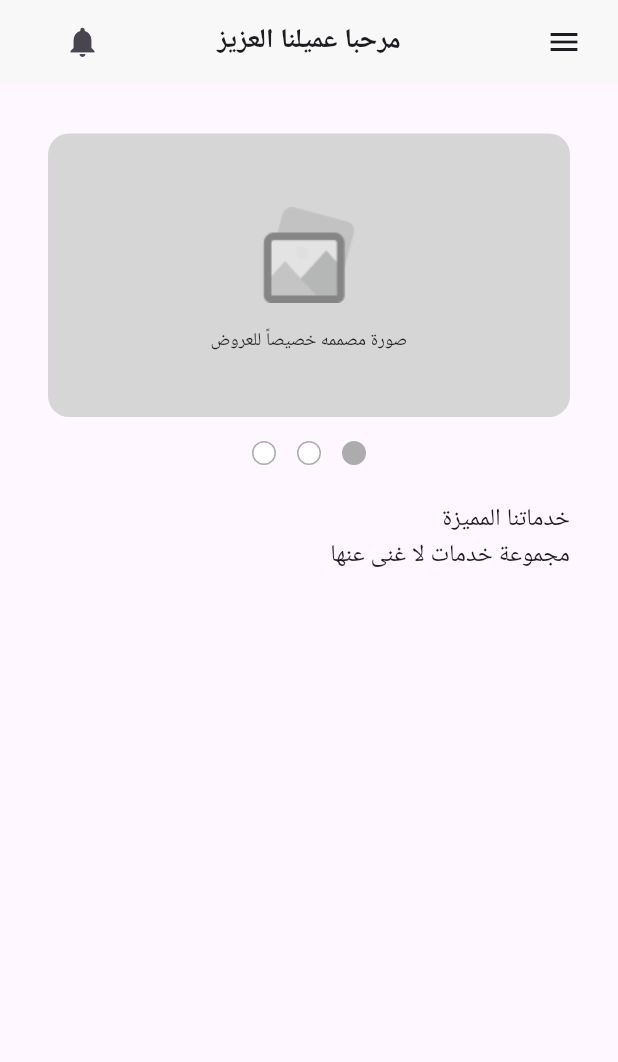
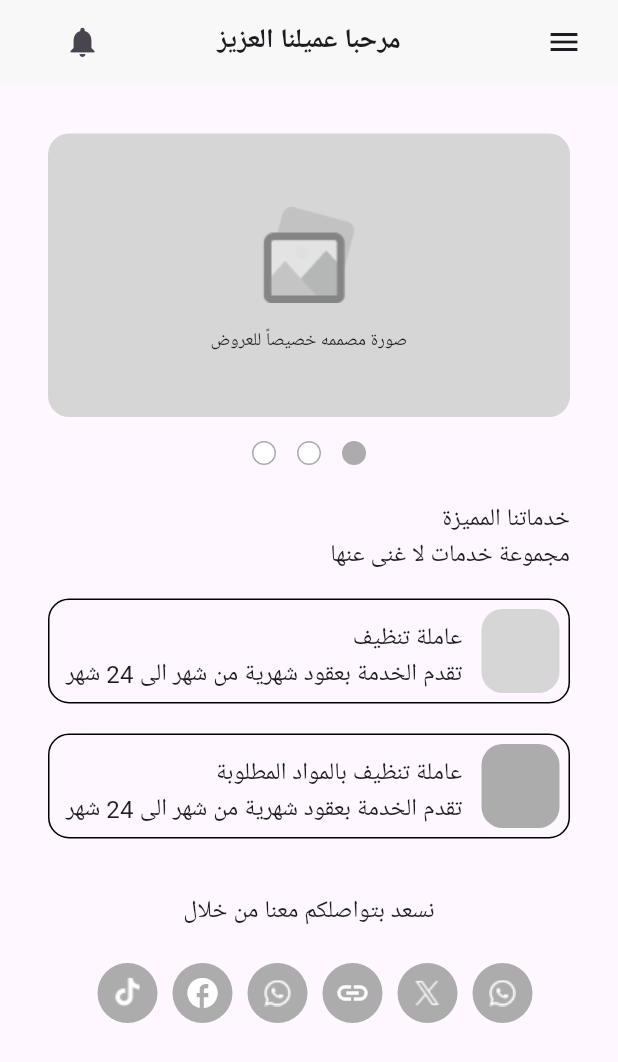
Before and after one commit to Salma-Ahmed3/ThePlattForm, a Flutter app: the screen it shows after launch, on a phone screen of 412 x 824 dp. Shown: the top 1062 px of the screen. Run offline on Flutter 3.47's test engine with Material 3 defaults, Android fonts, the phone set to English and light mode, and no system bars; Roboto replaces fonts that are missing (Alexandria).

Commit message:
update social medi icons

```diff
--- /dev/null
+++ b/lib/Feauters/Home/Presentation/Views/Widgets/distinguished_services.dart
@@ -0,0 +1,22 @@
+import 'package:flutter/material.dart';
+import 'package:nowproject/core/utils/app_text_style.dart';
+
+class DistinguishedServices extends StatelessWidget {
+  const DistinguishedServices({super.key});
+
+  @override
+  Widget build(BuildContext context) {
+    return const Column(
+      children: [
+        Align(
+          alignment: Alignment.centerRight,
+          child: Text('خدماتنا المميزة', style: TextStyles.regular16,),
+        ),
+        Align(
+          alignment: Alignment.centerRight,
+          child: Text('مجموعة خدمات لا غنى عنها', style: TextStyles.regular16,),
+        ),
+      ],
+    );
+  }
+}
--- a/lib/Feauters/Home/Presentation/Views/Widgets/home_view_body.dart
+++ b/lib/Feauters/Home/Presentation/Views/Widgets/home_view_body.dart
@@ -1,45 +1,55 @@
 import 'package:flutter/material.dart';
 import 'package:nowproject/Feauters/Home/Presentation/Views/Widgets/custom_dot_circle.dart';
 import 'package:nowproject/Feauters/Home/Presentation/Views/Widgets/custom_photo.dart';
+import 'package:nowproject/Feauters/Home/Presentation/Views/Widgets/distinguished_services.dart';
+import 'package:nowproject/Feauters/Home/Presentation/Views/Widgets/social_media_icons_item.dart';
+import 'package:nowproject/Feauters/Logo/Presentation/Views/logo_view.dart';
 import 'package:nowproject/core/utils/app_text_style.dart';
+import 'package:nowproject/core/utils/custom_button.dart';
 
 class HomeViewBody extends StatelessWidget {
   const HomeViewBody({super.key});
 
   @override
   Widget build(BuildContext context) {
-    return const Padding(
-      padding: EdgeInsets.symmetric(horizontal: 32),
-      child: Column(
-        children: [
-          SizedBox(height: 33,),
-          CustomPhoto(),
-          SizedBox(height: 16,),
-          CustomDotCircle(),
-          SizedBox(height: 24,),
-          DistinguishedServices(),
-        ],
+    return  SingleChildScrollView(
+      child: Padding(
+        padding: const EdgeInsets.symmetric(horizontal: 32),
+        child: Column(
+          children: [
+            const SizedBox(height: 33,),
+            const CustomPhoto(),
+            const SizedBox(height: 16,),
+            const CustomDotCircle(),
+            const SizedBox(height: 24,),
+            const DistinguishedServices(),
+            const SizedBox(height: 17,),
+            CustomButton(titletext: 'عاملة تنظيف', subtitletext: 'تقدم الخدمة بعقود شهرية من شهر الى 24 شهر', colorSmallContainer: const Color(0xffD6D6D6),
+            onTap: () {
+              Navigator.push(
+                  context,
+                  MaterialPageRoute(builder: (context) => const LogoView()),
+                );
+            }
+            ),
+            const SizedBox(height: 20,),
+             CustomButton(titletext: 'عاملة تنظيف بالمواد المطلوبة', subtitletext: 'تقدم الخدمة بعقود شهرية من شهر الى 24 شهر', colorSmallContainer: Color(0xffACACAC),
+              onTap: () {
+              Navigator.push(
+                  context,
+                  MaterialPageRoute(builder: (context) => const LogoView()),
+                );
+            }
+            ),
+            const SizedBox(height: 36,),
+                    Text('نسعد بتواصلكم معنا من خلال'  , style: TextStyles.regular16,),
+            const SizedBox(height: 23,),
+
+             SocialMediaIconsItem(),
+
+      ],
+        ),
       ),
     );
   }
 }
-
-class DistinguishedServices extends StatelessWidget {
-  const DistinguishedServices({super.key});
-
-  @override
-  Widget build(BuildContext context) {
-    return const Column(
-      children: [
-        Align(
-          alignment: Alignment.centerRight,
-          child: Text('خدماتنا المميزة', style: TextStyles.regular16,),
-        ),
-        Align(
-          alignment: Alignment.centerRight,
-          child: Text('مجموعة خدمات لا غنى عنها', style: TextStyles.regular16,),
-        ),
-      ],
-    );
-  }
-}
--- /dev/null
+++ b/lib/Feauters/Home/Presentation/Views/Widgets/social_media_icons.dart
@@ -0,0 +1,21 @@
+
+import 'package:flutter/material.dart';
+import 'package:flutter/widgets.dart';
+
+class SocialMediaIcons extends StatelessWidget {
+  const SocialMediaIcons({super.key, required this.icon});
+final Widget icon;
+  @override
+  Widget build(BuildContext context) {
+    return  Row(
+       children: [
+       CircleAvatar(
+         radius: 20,
+         backgroundColor: const Color(0xffACACAC),
+         child:
+      icon
+       )
+      ],
+    );
+  }
+}
--- /dev/null
+++ b/lib/Feauters/Home/Presentation/Views/Widgets/social_media_icons_item.dart
@@ -0,0 +1,33 @@
+import 'package:flutter/material.dart';
+import 'package:nowproject/Feauters/Home/Presentation/Views/Widgets/social_media_icons.dart';
+
+class SocialMediaIconsItem extends StatelessWidget {
+  const SocialMediaIconsItem({super.key, });
+
+  @override
+  Widget build(BuildContext context) {
+    return   Padding(
+      padding: const EdgeInsets.only(right: 25 , ),
+      child: Row(
+        children: [
+        SocialMediaIcons(icon:  Image.asset ('assets/images/WhatsApp.png'),),
+              const SizedBox(width: 10,),
+
+        SocialMediaIcons(icon:  Image.asset ('assets/images/xApp.png'),),
+              const SizedBox(width: 10,),
+
+        SocialMediaIcons(icon: const Icon(Icons.link , color: Colors.white,)),
+              const SizedBox(width: 10,),
+
+        SocialMediaIcons(icon:  Image.asset ('assets/images/WhatsApp.png'),),
+              const SizedBox(width: 10,),
+
+          const SocialMediaIcons(icon: Icon(Icons.facebook , color: Colors.white,),),
+              const SizedBox(width: 10,),
+
+        SocialMediaIcons(icon:  Image.asset ('assets/images/TikTok.png'),),
+        ],
+      ),
+    );
+  }
+}
--- /dev/null
+++ b/lib/core/utils/custom_button.dart
@@ -0,0 +1,65 @@
+import 'package:flutter/material.dart';
+import 'package:nowproject/core/utils/app_text_style.dart';
+
+class CustomButton extends StatelessWidget {
+  const CustomButton({
+    super.key,
+    required this.subtitletext,
+    required this.titletext,
+    required this.colorSmallContainer,
+    this.onTap,
+  });
+
+  final String subtitletext;
+  final String titletext;
+  final Color colorSmallContainer;
+  final void Function()? onTap;
+
+  @override
+  Widget build(BuildContext context) {
+    return GestureDetector(
+      onTap: onTap ?? () {
+
+      },
+      child: Stack(
+        children: [
+          Container(
+            width: double.infinity,
+            height: 70,
+            decoration: BoxDecoration(
+              color: Colors.transparent,
+              borderRadius: BorderRadius.circular(14),
+              border: Border.all(
+                color: const Color(0xff000000),
+                width: 1,
+              ),
+            ),
+          ),
+          Positioned(
+            top: 7,
+            right: 7,
+            child: Container(
+              width: 52,
+              height: 56,
+              decoration: BoxDecoration(
+                color: colorSmallContainer,
+                borderRadius: BorderRadius.circular(14),
+              ),
+            ),
+          ),
+          Positioned(
+            top: 14,
+            right: 72,
+            child: Text(titletext, style: TextStyles.regular16),
+          ),
+          Positioned(
+            top: 38,
+            right: 72,
+            left: 7,
+            child: Text(subtitletext, style: TextStyles.regular16),
+          ),
+        ],
+      ),
+    );
+  }
+}
```
Also changed, not shown: assets/images/TikTok.png (added), assets/images/WhatsApp.png (added), assets/images/xApp.png (added).
